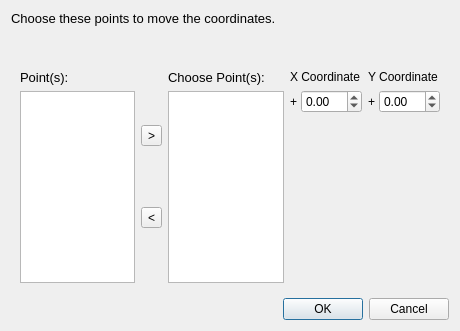
This is core/dialog/batchMoving.ui in KmolYuan/Pyslvs-UI as Qt 5 draws it before an edit. The edited form follows.
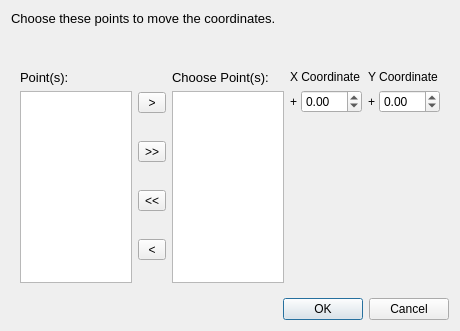
This is the edited form. Icons and pictures are not drawn.

Commit message: List move all in/out buttons.

Patch:
```diff
--- a/core/dialog/batchMoving.ui
+++ b/core/dialog/batchMoving.ui
@@ -108,13 +108,39 @@
        <layout class="QVBoxLayout" name="verticalLayout">
         <item>
          <widget class="QToolButton" name="add_button">
+          <property name="sizePolicy">
+           <sizepolicy hsizetype="Preferred" vsizetype="Fixed">
+            <horstretch>0</horstretch>
+            <verstretch>0</verstretch>
+           </sizepolicy>
+          </property>
           <property name="text">
            <string>&gt;</string>
           </property>
          </widget>
         </item>
+        <item>
+         <widget class="QToolButton" name="addAll_button">
+          <property name="text">
+           <string>&gt;&gt;</string>
+          </property>
+         </widget>
+        </item>
+        <item>
+         <widget class="QToolButton" name="removeAll_botton">
+          <property name="text">
+           <string>&lt;&lt;</string>
+          </property>
+         </widget>
+        </item>
         <item>
          <widget class="QToolButton" name="remove_botton">
+          <property name="sizePolicy">
+           <sizepolicy hsizetype="Preferred" vsizetype="Fixed">
+            <horstretch>0</horstretch>
+            <verstretch>0</verstretch>
+           </sizepolicy>
+          </property>
           <property name="text">
            <string>&lt;</string>
           </property>
```
The commit also changes 28 other files.
